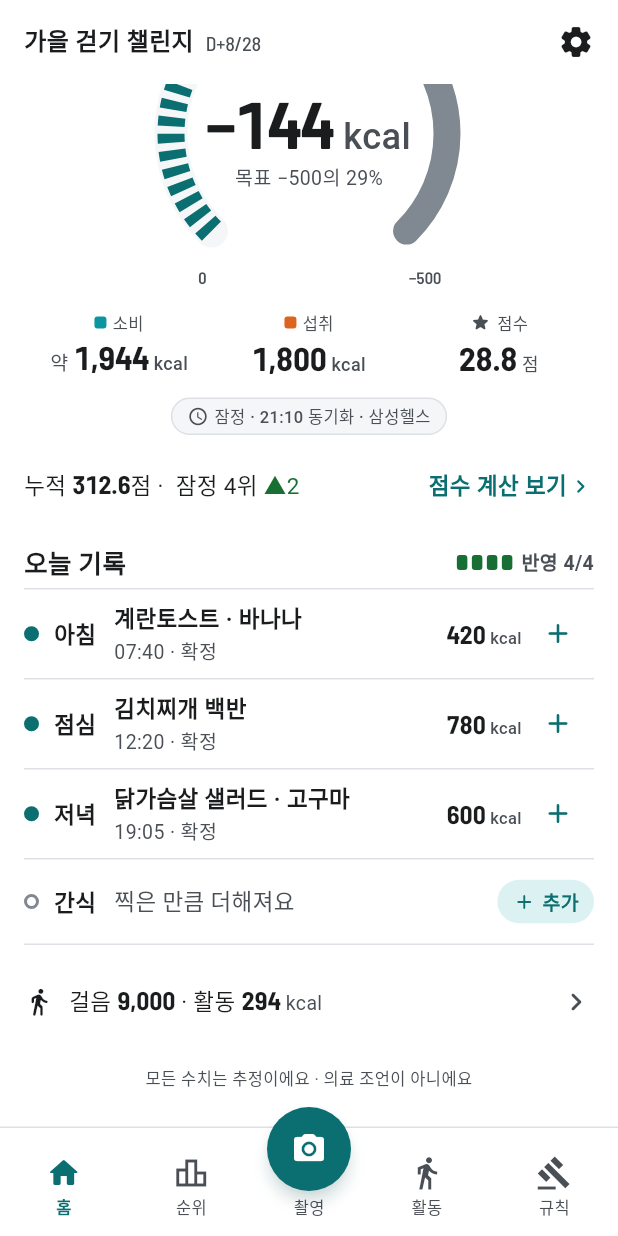
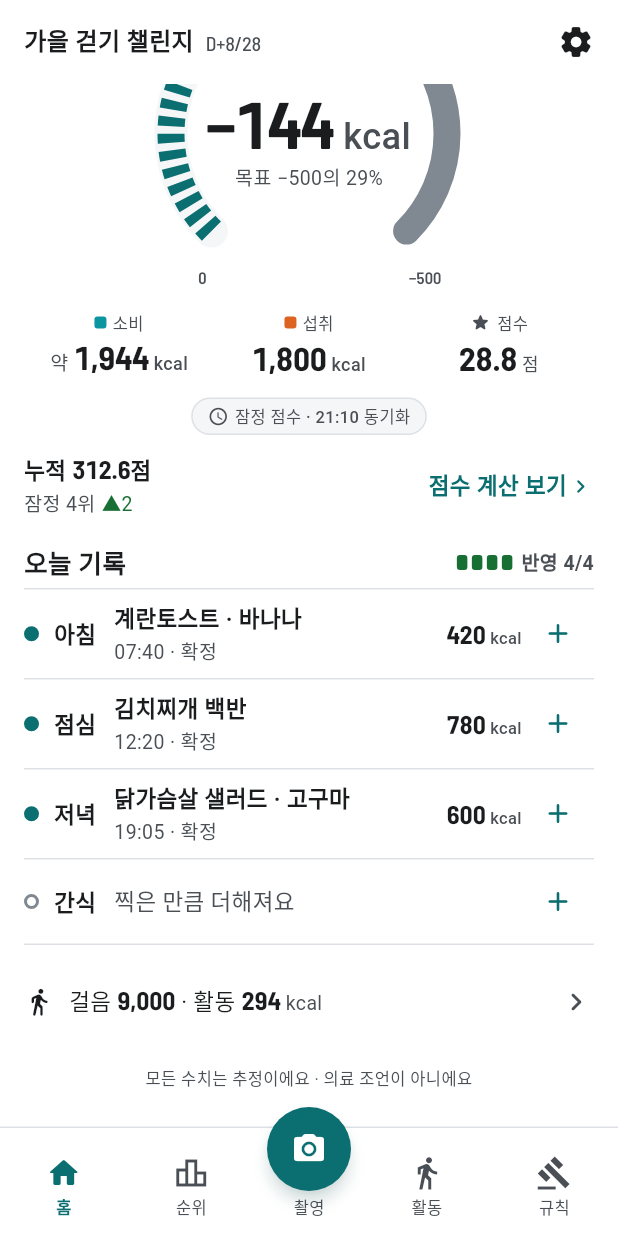
Before and after one commit to Davvyy/WOW, a Flutter app: the HomeScreen screen opened by its route, scrolled down 395 dp, on a phone screen of 412 x 824 dp. Run offline on Flutter 3.47's test engine with Material 3 defaults, Android fonts, the phone set to English and light mode, and no system bars; our stand-ins replace camera, firebase_core, firebase_messaging, flutter_riverpod, go_router, share_plus and 2 more; missing offline and left inert: health, kakao_flutter_sdk_user; accounts and stored records are empty; Roboto replaces fonts that are missing (Pretendard).

Commit message:
Polish the home: fewer dot chains, check-period line, one add style
- The status chip under the stats reads "잠정 점수 · HH:mm 동기화"; the
  source name stays on the activity tab.
- The cumulative row is the bold "누적 X점" with a short secondary line
  ("잠정 N위", or "순위에는 들어가지 않아요") instead of one dot chain that
  wrapped after a dot. "점수 계산 보기" stays on the right. The final
  result row follows the same two-line shape.
- During the participant's check period (today before check_start +
  check_days) the row reads "점검 기간이에요 · 누적은 M.D부터 반영돼요",
  with the first counted day.
- Row subtitles drop three-part dot chains: a skipped row reads
  "20:31에 건너뛰었어요", an over-limit skip "한도를 넘어 대체 N 적용",
  upload-pending "12:20 · 연결되면 보낼게요", needs-search "검색으로 확정해
  주세요", a draft "AI 약 N kcal 확인 필요", a correction "확정(정정)".
  Time and status pairs like "11:36 · 확정" stay.
- The empty snack row uses the same "+" icon button (48dp, tooltip and
  semantics "간식 추가") as the other slots; empty main slots keep 찍기.

```diff
--- a/app/lib/ui/screens/p5_home.dart
+++ b/app/lib/ui/screens/p5_home.dart
@@ -83,9 +83,11 @@ class _HomeScreenState extends ConsumerState<HomeScreen> {
           onTap: isToday ? camera : null,
           actionHint: snack ? '추가' : '찍기',
           trailing: isToday
+              // 빈 끼니 칸은 '찍기'(빠진 끼니의 주 동작), 간식은 다른 칸과 같은 '+' 아이콘
               ? RowAction(
                   label: snack ? '추가' : '찍기',
                   icon: snack ? Icons.add_rounded : Icons.photo_camera_rounded,
+                  iconOnly: snack,
                   semanticsLabel: '$label ${snack ? '추가' : '찍기'}',
                   onTap: camera,
                 )
@@ -299,7 +301,8 @@ class _HomeScreenState extends ConsumerState<HomeScreen> {
         if (row != null && row.check) const ChChip('점검 기간 · 누적 미반영', icon: Icons.fact_check_rounded),
       ]);
     } else {
-      statusChip = ChChip('잠정 · ${act.syncTime} 동기화 · ${act.source}', icon: Icons.schedule_rounded);
+      // 출처 이름은 활동 탭에서
+      statusChip = ChChip('잠정 점수 · ${act.syncTime} 동기화', icon: Icons.schedule_rounded);
     }
 
     final dayStart = (day - 4).clamp(1, 4);
@@ -404,28 +407,39 @@ class _HomeScreenState extends ConsumerState<HomeScreen> {
       );
     }
 
-    // ---- 누적·순위 한 줄(카드 없이) ----
+    // ---- 누적·순위(카드 없이): 굵은 누적 점수 한 줄 + 아래 짧은 순위 문구. 오른쪽에 '점수 계산 보기' ----
+    // 내 점검 기간(점검 시작 + check_days 전)에는 누적 대신 첫 반영일 안내 한 줄
+    final cs = currentSession.checkStart;
+    final firstCounted = cs == null ? null : DateTime(cs.year, cs.month, cs.day + engine.rules.checkDays);
+    final t0 = ch.today;
+    final inCheck = firstCounted != null && DateTime(t0.year, t0.month, t0.day).isBefore(firstCounted);
+    Widget scoreLine(String lead, double score) => Text.rich(TextSpan(children: [
+          TextSpan(text: lead, style: T.body(c, size: 15, w: FontWeight.w600)),
+          TextSpan(text: fmtK1(score), style: T.num(c.fg, size: 17, w: FontWeight.w700)),
+          TextSpan(text: '점', style: T.body(c, size: 15, w: FontWeight.w600)),
+        ]));
     final rankRow = lifecycle && phase != ChallengePhase.published
         ? null
         : Row(children: [
             Expanded(
               child: phase == ChallengePhase.published
-                  ? Text.rich(TextSpan(children: [
-                      TextSpan(text: '최종 누적 ', style: T.body(c, size: 15)),
-                      TextSpan(text: fmtK1(myFinal.score ?? 0), style: T.num(c.fg, size: 17, w: FontWeight.w700)),
-                      TextSpan(
-                          text: '점 · 최종 ${myFinal.rank == 0 ? '순위 제외' : '${myFinal.rank}위'} · ${finalRows.where((r) => !r.aggregating).length}명',
-                          style: T.body(c, size: 15)),
-                    ]))
-                  : Wrap(crossAxisAlignment: WrapCrossAlignment.center, spacing: 4, children: [
-                      Text.rich(TextSpan(children: [
-                        TextSpan(text: '누적 ', style: T.body(c, size: 15)),
-                        TextSpan(text: fmtK1(cumulative), style: T.num(c.fg, size: 17, w: FontWeight.w700)),
-                        TextSpan(text: '점 · ', style: T.body(c, size: 15)),
-                      ])),
-                      Txt(cumMe.rank == 0 ? '순위 제외 · 점수만 보여요' : '잠정 ${cumMe.rank}위'),
-                      if (cumMe.delta > 0) Semantics(label: '${cumMe.delta}계단 상승', child: ExcludeSemantics(child: Txt('▲${cumMe.delta}', color: c.good))),
-                      if (reviewing) Txt('· 검토 중', color: c.fg2),
+                  ? Column(crossAxisAlignment: CrossAxisAlignment.start, children: [
+                      scoreLine('최종 누적 ', myFinal.score ?? 0),
+                      Txt.cap('${myFinal.rank == 0 ? '순위에는 들어가지 않아요' : '최종 ${myFinal.rank}위'} · ${finalRows.where((r) => !r.aggregating).length}명'),
+                    ])
+                  : inCheck
+                  ? Txt('점검 기간이에요 · 누적은 ${fmtMd(firstCounted)}부터 반영돼요', size: 14, color: c.fg2)
+                  : Column(crossAxisAlignment: CrossAxisAlignment.start, children: [
+                      scoreLine('누적 ', cumulative),
+                      Row(children: [
+                        Flexible(
+                          child: Txt.cap(cumMe.rank == 0 ? '순위에는 들어가지 않아요' : '잠정 ${cumMe.rank}위${reviewing ? ' · 검토 중' : ''}', maxLines: 1),
+                        ),
+                        if (cumMe.delta > 0) ...[
+                          const SizedBox(width: 4),
+                          Semantics(label: '${cumMe.delta}계단 상승', child: ExcludeSemantics(child: Txt('▲${cumMe.delta}', size: 13, color: c.good))),
+                        ],
+                      ]),
                     ]),
             ),
             ChLink('점수 계산 보기', onTap: () => context.push('${R.ledger}?day=$day')),
--- a/app/lib/ui/widgets/day_timeline.dart
+++ b/app/lib/ui/widgets/day_timeline.dart
@@ -16,7 +16,8 @@ enum RowDot { counted, substitute, skipped, draft, analysing }
 /// 끼니 1건(또는 빈 칸)의 줄 표시. 05 meals.status 매핑: 분석 중=captured · 확정 대기=captured(noAnalysis)/failed ·
 /// 초안=draft · 확정=confirmed/corrected · 자동 확정=auto · 건너뜀=skipped · void 는 빈 칸처럼 대체값.
 class RowLook {
-  const RowLook._(this.dot, this.title, this.status, this.kcal, {this.kcalUnit = 'kcal', this.kcalMuted = false, this.usesPhoto = true});
+  const RowLook._(this.dot, this.title, this.status, this.kcal, {this.kcalUnit = 'kcal', this.kcalMuted = false, this.usesPhoto = true,
+    this.withTime = true});
 
   final RowDot dot;
   final String title;
@@ -31,6 +32,9 @@ class RowLook {
 
   /// 사진 썸네일을 보여 줄 상태인지(빈 칸·건너뜀은 아니다)
   final bool usesPhoto;
+
+  /// 부제를 '시각 · 상태'로 잇는지. false 면 [status] 가 시각을 품은 한 문장('20:31에 건너뛰었어요')
+  final bool withTime;
 
   /// [substitute] 는 이 칸의 대체값 max(M_p, 전날 같은 칸)(D61). [overLimitSkip] 은 한도를 넘어 대체값이 들어간 건너뜀.
   /// [today] 가 false 면(지난 날) 빈 간식 칸을 '기록 없음'으로.
@@ -47,27 +51,29 @@ class RowLook {
         return RowLook._(RowDot.substitute, isSnack ? '기록 없음' : '기록 없음 · 대체 $subM', '무효', null, usesPhoto: false);
       case MealStatus.captured:
       case MealStatus.failed:
-        if (m.pendingUpload) return subRow(RowDot.substitute, m.title.isEmpty ? '업로드 대기' : m.title, '업로드 대기 · 연결되면 보낼게요');
+        if (m.pendingUpload) return subRow(RowDot.substitute, m.title.isEmpty ? '업로드 대기' : m.title, '연결되면 보낼게요');
         if (m.noAnalysis || m.status == MealStatus.failed) {
-          return subRow(RowDot.substitute, m.title.isEmpty ? '확정 대기' : m.title, '확정 대기 · 검색으로 확정해 주세요');
+          return subRow(RowDot.substitute, m.title.isEmpty ? '확정 대기' : m.title, '검색으로 확정해 주세요');
         }
         return const RowLook._(RowDot.analysing, '분석 중…', '끝나면 알려드려요', null);
       case MealStatus.draft:
         final ai = m.aiKcal ?? 0;
         final title = m.title.isEmpty ? 'AI 초안' : m.title;
-        if (isSnack) return RowLook._(RowDot.draft, title, '확인 필요 · AI 약 ${fmtInt(ai)} kcal', null);
-        return RowLook._(RowDot.draft, title, '확인 필요 · AI 약 ${fmtInt(ai)} kcal', fmtInt(engine.autoConfirmValue(curMe.bmr, ai)), kcalUnit: '잠정');
+        final status = 'AI 약 ${fmtInt(ai)} kcal 확인 필요';
+        if (isSnack) return RowLook._(RowDot.draft, title, status, null);
+        return RowLook._(RowDot.draft, title, status, fmtInt(engine.autoConfirmValue(curMe.bmr, ai)), kcalUnit: '잠정');
       case MealStatus.auto:
         return RowLook._(RowDot.counted, m.title.isEmpty ? '자동 확정 기록' : m.title, '자동 확정', fmtInt(m.kcal));
       case MealStatus.skipped:
         return overLimitSkip
-            ? RowLook._(RowDot.substitute, '건너뜀', '한도 초과 · 대체 $subM', subM, kcalUnit: '대체', kcalMuted: true, usesPhoto: false)
-            : const RowLook._(RowDot.skipped, '건너뜀', '먹지 않았어요', '0', kcalMuted: true, usesPhoto: false);
+            ? RowLook._(RowDot.substitute, '건너뜀', '한도를 넘어 대체 $subM 적용', subM, kcalUnit: '대체', kcalMuted: true, usesPhoto: false, withTime: false)
+            : RowLook._(RowDot.skipped, '건너뜀', m.time.isEmpty ? '건너뛰었어요' : '${m.time}에 건너뛰었어요', '0', kcalMuted: true, usesPhoto: false,
+                withTime: false);
       case MealStatus.confirmed:
       case MealStatus.corrected:
         final snackLevel = isSnack || m.kcal < engine.rules.snackKcal;
         final corrected = m.corrected || m.status == MealStatus.corrected;
-        return RowLook._(RowDot.counted, m.title.isEmpty ? '확정 기록' : m.title, '${snackLevel ? '간식' : '확정'}${corrected ? ' · 정정' : ''}', fmtInt(m.kcal));
+        return RowLook._(RowDot.counted, m.title.isEmpty ? '확정 기록' : m.title, '${snackLevel ? '간식' : '확정'}${corrected ? '(정정)' : ''}', fmtInt(m.kcal));
     }
   }
 }
@@ -100,7 +106,9 @@ class DayTimelineRow extends StatelessWidget {
     final m = meal;
     final label = slotLabel[m.slot]!;
     final look = RowLook.of(m, substitute: substitute, overLimitSkip: overLimitSkip, today: today);
-    final sub = [if (m.time.isNotEmpty && m.status != MealStatus.empty) m.time, if (look.status.isNotEmpty) look.status].join(' · ');
+    final sub = look.withTime
+        ? [if (m.time.isNotEmpty && m.status != MealStatus.empty) m.time, if (look.status.isNotEmpty) look.status].join(' · ')
+        : look.status;
     final p = look.usesPhoto ? photo : null;
     final kcalSem = look.kcal == null ? '' : ' ${look.kcalUnit == 'kcal' ? '' : '${look.kcalUnit} '}${look.kcal} kcal';
     final semantics = '$label ${look.title}$kcalSem${look.status.isEmpty ? '' : ' ${look.status}'}${onTap != null ? ', $actionHint' : ''}';
@@ -215,7 +223,7 @@ class RowAction extends StatelessWidget {
           child: Center(
             widthFactor: 1,
             child: iconOnly
-                ? Icon(icon, size: 22, color: c.brand)
+                ? Tooltip(message: semanticsLabel, excludeFromSemantics: true, child: Icon(icon, size: 22, color: c.brand))
                 : Container(
                     padding: const EdgeInsets.symmetric(horizontal: 10, vertical: 5),
                     decoration: BoxDecoration(color: c.brandSoft, borderRadius: BorderRadius.circular(999)),
```
Also changed, not shown: 3 other files.
